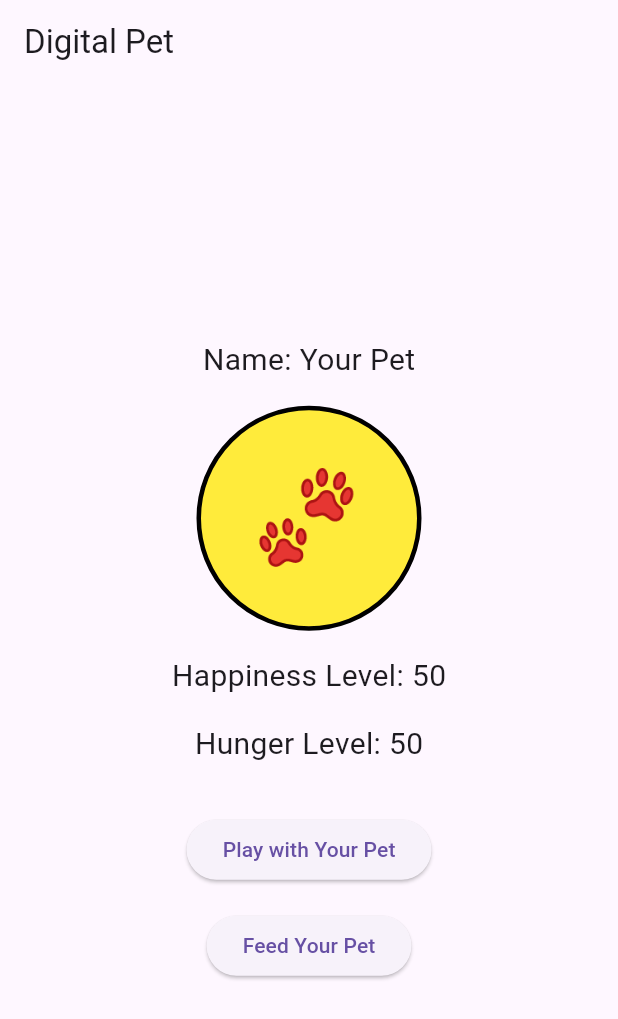
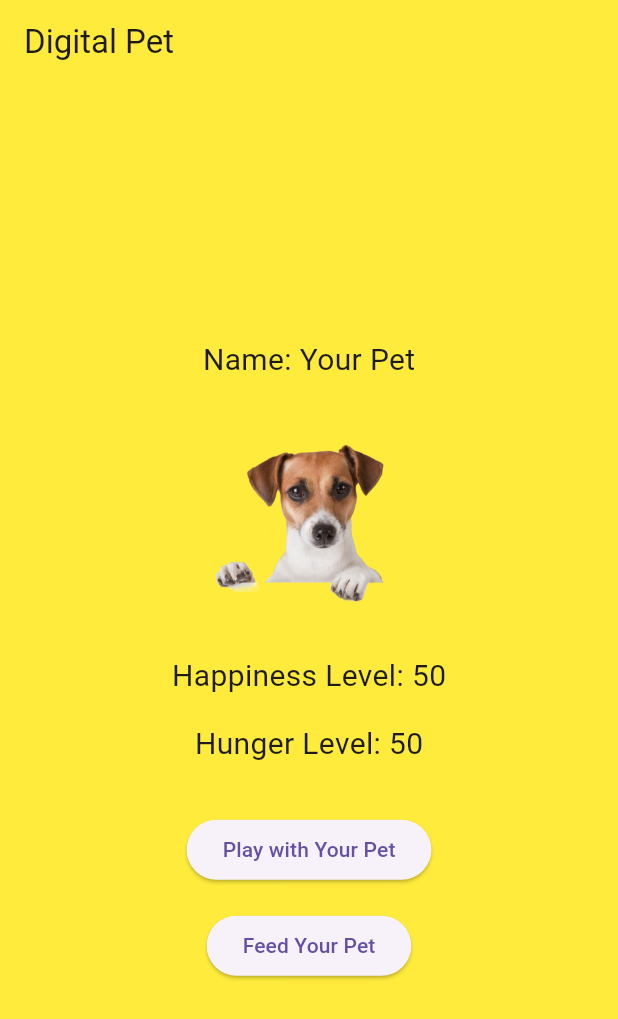
Before and after one commit to AryanSahu2805/Digital-Pet-App-with-State-Management, a Flutter app: the screen it shows after launch, on a phone screen of 412 x 824 dp. Shown: the top 1019 px of the screen. Run offline on Flutter 3.47's test engine with Material 3 defaults, Android fonts, the light colour scheme and no system bars.

Commit message:
Fix: Keep pet image and change background color based on mood

```diff
--- a/lib/main.dart
+++ b/lib/main.dart
@@ -62,8 +62,10 @@ class _DigitalPetAppState extends State<DigitalPetApp> {
   @override
   Widget build(BuildContext context) {
     return Scaffold(
+      backgroundColor: getPetColor(), // Background changes with mood
       appBar: AppBar(
         title: Text('Digital Pet'),
+        backgroundColor: getPetColor().withOpacity(0.8), // AppBar matches background
       ),
       body: Center(
         child: Column(
@@ -74,21 +76,12 @@ class _DigitalPetAppState extends State<DigitalPetApp> {
               style: TextStyle(fontSize: 20.0),
             ),
             SizedBox(height: 16.0),
-            // Pet Color Circle (changes based on happiness)
-            Container(
+            // Pet Image
+            Image.asset(
+              'assets/images/pet.png',
               width: 150,
               height: 150,
-              decoration: BoxDecoration(
-                color: getPetColor(),
-                shape: BoxShape.circle,
-                border: Border.all(color: Colors.black, width: 3),
-              ),
-              child: Center(
-                child: Text(
-                  '🐾',
-                  style: TextStyle(fontSize: 60),
-                ),
-              ),
+              fit: BoxFit.contain,
             ),
             SizedBox(height: 16.0),
             Text(
```
